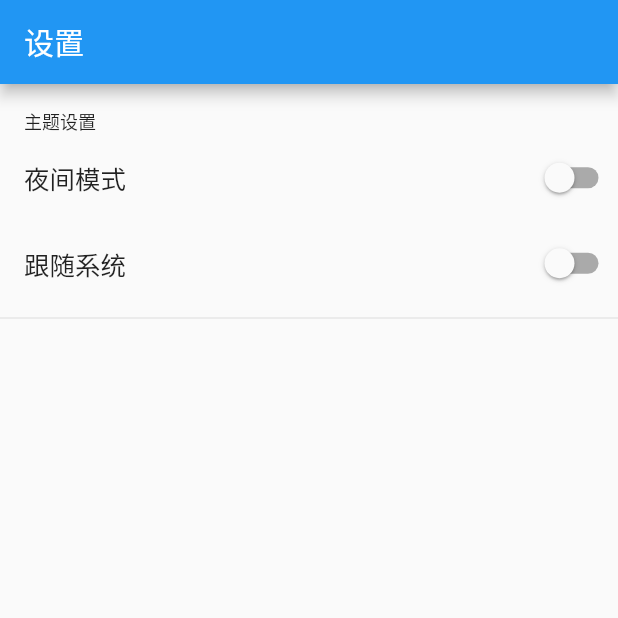
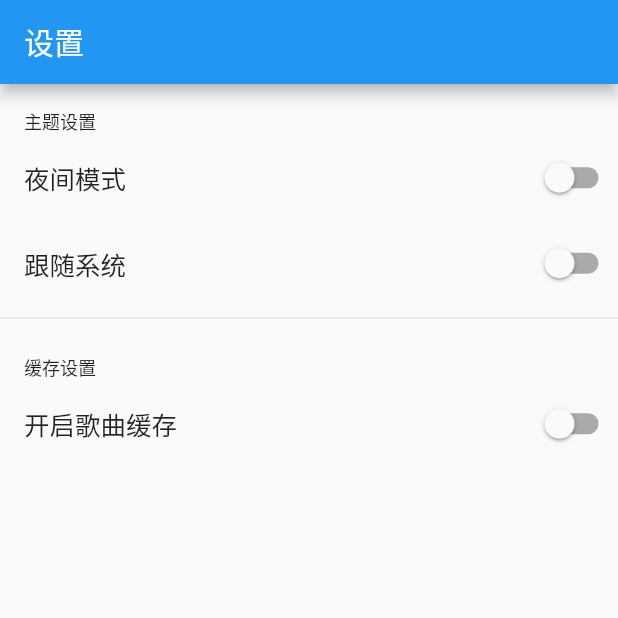
Before and after one commit to itning/yunshu_music, a Flutter app: the AppSettingPage screen opened directly, on a phone screen of 412 x 824 dp, the top half of it. Run offline on Flutter 3.47's test engine with Material 2 defaults, Android fonts, the phone set to English and light mode, and no system bars; our stand-ins replace audio_video_progress_bar, dio, fluttertoast, just_audio, logger, shared_preferences and 3 more; missing offline and left inert: flutter_rest_template, move_to_background; accounts and stored records are empty.

Commit message:
feat: 增加开关控制是否开启歌曲缓存

```diff
--- a/lib/main.dart
+++ b/lib/main.dart
@@ -11,7 +11,7 @@ import 'package:yunshu_music/route/app_route_parser.dart';
 void main() async {
   WidgetsFlutterBinding.ensureInitialized();
   SharedPreferences sharedPreferences = await SharedPreferences.getInstance();
-  await CacheModel.get().init();
+  await CacheModel.get().init(sharedPreferences);
   await ThemeModel.get().init(sharedPreferences);
   await MusicDataModel.get().init(sharedPreferences);
   runApp(const YunShuMusicApp());
@@ -33,6 +33,7 @@ class _YunShuMusicAppState extends State<YunShuMusicApp> {
     return MultiProvider(
       providers: [
         ChangeNotifierProvider(create: (_) => ThemeModel.get()),
+        ChangeNotifierProvider(create: (_) => CacheModel.get()),
         ChangeNotifierProvider(create: (_) => PlayStatusModel.get()),
         ChangeNotifierProvider(create: (_) => MusicDataModel.get()),
       ],
--- a/lib/net/http_helper.dart
+++ b/lib/net/http_helper.dart
@@ -48,7 +48,7 @@ class HttpHelper {
             if (received - lastDownload > 2097152) {
               lastDownload = received;
               LogHelper.get().debug(
-                  "$received/$total 下载进度: ${(received / total * 100).toStringAsFixed(0)}%");
+                  "下载进度: $url $received/$total ${(received / total * 100).toStringAsFixed(0)}%");
             }
           }
         },
--- a/lib/page/setting/app_setting_page.dart
+++ b/lib/page/setting/app_setting_page.dart
@@ -1,5 +1,6 @@
 import 'package:flutter/material.dart';
 import 'package:provider/provider.dart';
+import 'package:yunshu_music/provider/cache_model.dart';
 import 'package:yunshu_music/provider/theme_model.dart';
 
 /// 应用设置页面
@@ -71,6 +72,37 @@ class AppSettingPage extends StatelessWidget {
             ],
           ),
           const Divider(),
+          const Padding(
+            padding: EdgeInsets.only(left: 16.0, top: 16.0),
+            child: Text(
+              '缓存设置',
+              style: TextStyle(fontSize: 12.0),
+            ),
+          ),
+          Row(
+            mainAxisAlignment: MainAxisAlignment.spaceBetween,
+            children: [
+              const Padding(
+                padding: EdgeInsets.all(16.0),
+                child: Text(
+                  '开启歌曲缓存',
+                  style: TextStyle(fontSize: 17.0),
+                ),
+              ),
+              Selector<CacheModel, bool>(
+                selector: (_, cache) {
+                  return cache.enableMusicCache;
+                },
+                builder: (BuildContext context, enable, _) {
+                  return Switch(
+                      value: enable,
+                      onChanged: (value) => context
+                          .read<CacheModel>()
+                          .setEnableMusicCache(value));
+                },
+              ),
+            ],
+          ),
         ],
       ),
     );
--- a/lib/provider/cache_model.dart
+++ b/lib/provider/cache_model.dart
@@ -1,11 +1,14 @@
 import 'dart:io';
 
+import 'package:flutter/material.dart';
 import 'package:shared_preferences/shared_preferences.dart';
 import 'package:sqflite/sqflite.dart';
 import 'package:yunshu_music/net/model/music_entity.dart';
 import 'package:yunshu_music/util/common_utils.dart';
 
-class CacheModel {
+class CacheModel extends ChangeNotifier {
+  static const String _enableMusicCacheKey = "ENABLE_MUSIC_CACHE";
+
   static CacheModel? _instance;
 
   static CacheModel get() {
@@ -15,7 +18,16 @@ class CacheModel {
 
   late Database _database;
 
-  Future<void> init() async {
+  bool _enableMusicCache = false;
+
+  late SharedPreferences _sharedPreferences;
+
+  bool get enableMusicCache => _enableMusicCache;
+
+  Future<void> init(SharedPreferences sharedPreferences) async {
+    _sharedPreferences = sharedPreferences;
+    _enableMusicCache =
+        sharedPreferences.getBool(_enableMusicCacheKey) ?? false;
     _database = await openDatabase('cache.db', version: 1,
         onCreate: (Database db, int version) async {
       // 所有音乐列表 缓存
@@ -189,9 +201,8 @@ class CacheModel {
   }
 
   Future<bool> deleteMusicCacheByMusicId(String musicId) async {
-    SharedPreferences sharedPreferences = await SharedPreferences.getInstance();
-    String? path = sharedPreferences.getString(musicId);
-    await sharedPreferences.remove(musicId);
+    String? path = _sharedPreferences.getString(musicId);
+    await _sharedPreferences.remove(musicId);
     if (null != path) {
       File cacheFile = File(path);
       if (cacheFile.existsSync()) {
@@ -206,4 +217,10 @@ class CacheModel {
     }
     return false;
   }
+
+  Future<void> setEnableMusicCache(bool enable) async {
+    _enableMusicCache = enable;
+    _sharedPreferences.setBool(_enableMusicCacheKey, enable);
+    notifyListeners();
+  }
 }
```
Also changed, not shown: lib/util/audio_player_utils.dart (+7 -2 lines).
